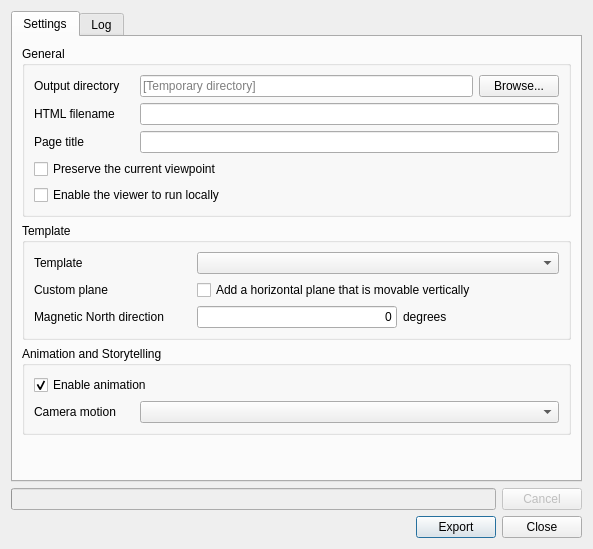
First picture: the form in ui/exporttowebdialog.ui, repository minorua/Qgis2threejs, before the edit.
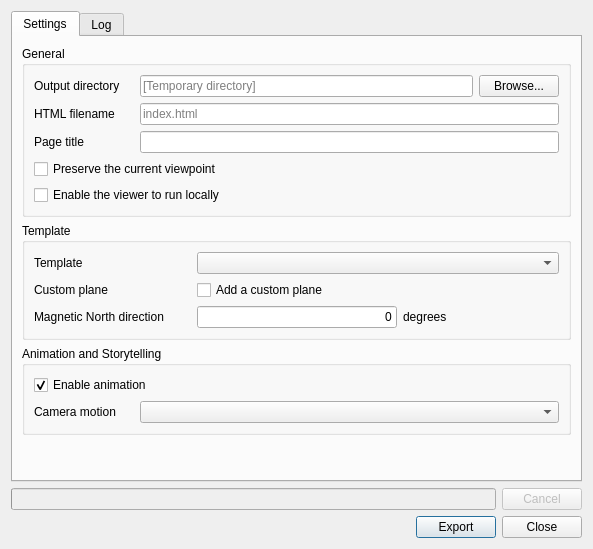
Second picture: the form after the edit.

Patch:
```diff
--- a/ui/exporttowebdialog.ui
+++ b/ui/exporttowebdialog.ui
@@ -74,7 +74,11 @@
              </widget>
             </item>
             <item row="1" column="1">
-             <widget class="QLineEdit" name="lineEdit_Filename"/>
+             <widget class="QLineEdit" name="lineEdit_Filename">
+              <property name="placeholderText">
+               <string>index.html</string>
+              </property>
+             </widget>
             </item>
             <item row="2" column="0">
              <widget class="QLabel" name="label_4">
@@ -182,9 +186,12 @@
           </item>
           <item row="1" column="1" colspan="2">
            <widget class="QCheckBox" name="checkBox_Plane">
-            <property name="text">
+            <property name="toolTip">
              <string>Add a horizontal plane that is movable vertically</string>
             </property>
+            <property name="text">
+             <string>Add a custom plane</string>
+            </property>
            </widget>
           </item>
          </layout>
```
